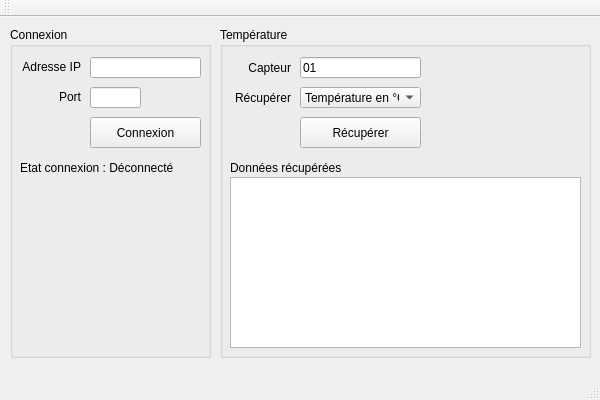
Above: Client TCP-IP/ClientTCPIP.ui from YannFauquembergue/Client-Serveur-TCP-IP before the change. Below: the same form after it.
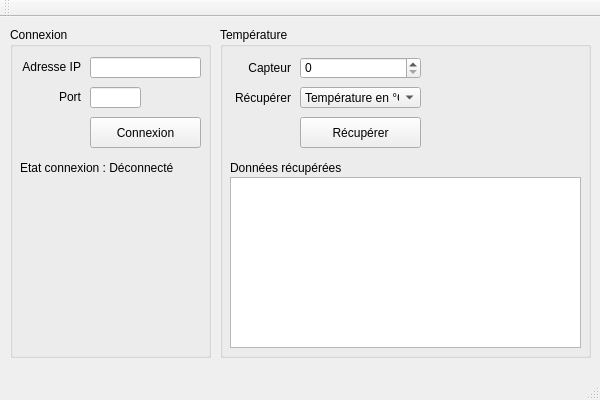
That is the form after the change.

```diff
--- a/Client TCP-IP/ClientTCPIP.ui
+++ b/Client TCP-IP/ClientTCPIP.ui
@@ -112,19 +112,6 @@
       <string>Données récupérées</string>
      </property>
     </widget>
-    <widget class="QLineEdit" name="sensorLine">
-     <property name="geometry">
-      <rect>
-       <x>80</x>
-       <y>30</y>
-       <width>121</width>
-       <height>21</height>
-      </rect>
-     </property>
-     <property name="text">
-      <string>01</string>
-     </property>
-    </widget>
     <widget class="QListWidget" name="dataBox">
      <property name="geometry">
       <rect>
@@ -135,6 +122,16 @@
       </rect>
      </property>
     </widget>
+    <widget class="QSpinBox" name="sensorLine">
+     <property name="geometry">
+      <rect>
+       <x>80</x>
+       <y>30</y>
+       <width>121</width>
+       <height>22</height>
+      </rect>
+     </property>
+    </widget>
    </widget>
    <widget class="QGroupBox" name="connectGroup">
     <property name="geometry">
```
Left out of the diff: 2 changed lines with no effect on the pictures.
